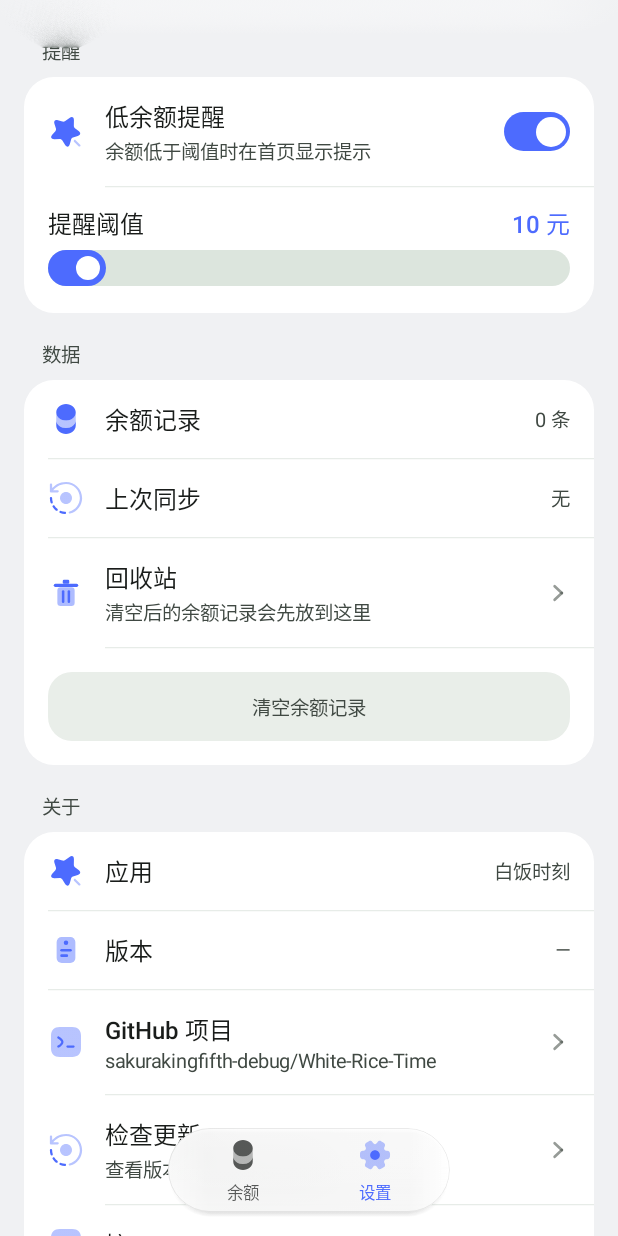
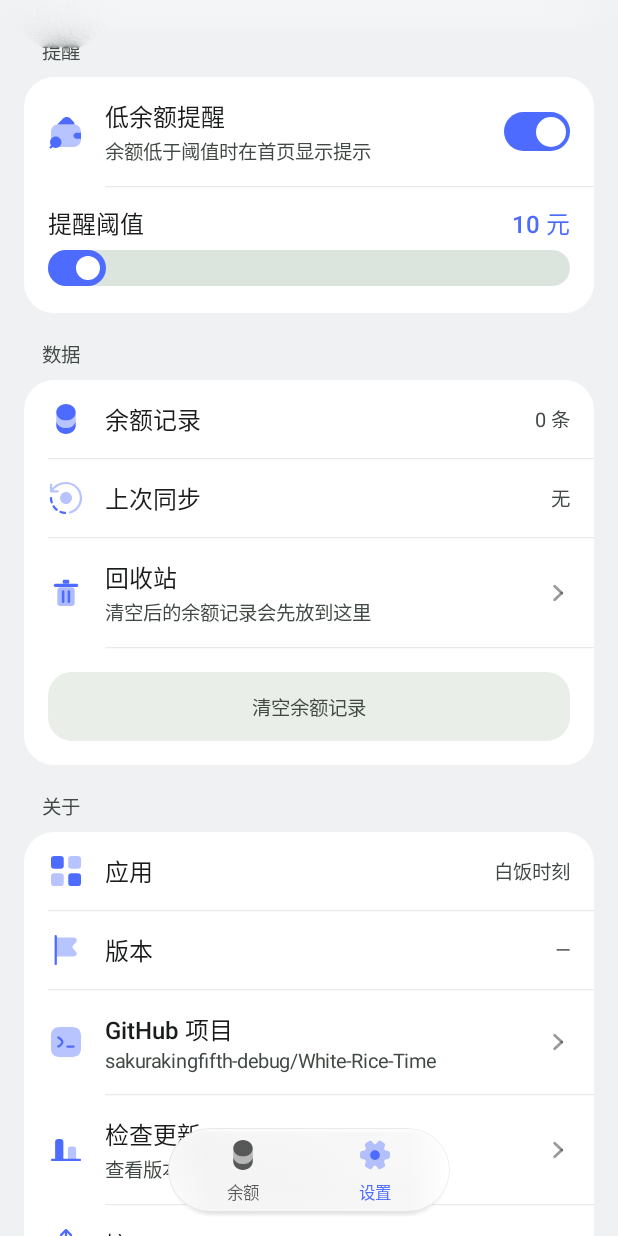
Before and after one commit to sakurakingfifth-debug/White-Rice-Time, an Android app built with Jetpack Compose: the screen it shows after launch (MainActivity), item 2 of the bottom bar chosen, scrolled down 576 dp, on a phone screen of 412 x 824 dp. Run offline under Robolectric (Android 15) with nearby library versions, the phone set to English and light mode, and no system bars; pictures from the network do not load.

Commit message:
七个图标换成用户提供的 Iconsax 素材
- 新增 7 个矢量：message_minus / notification_badge / grid / wallet_search / flag / chart / export
  （SVG 路径直接转 VectorDrawable，fill 统一黑色 + fillAlpha 分层，运行时按主题色 tint）
- 实时更新=MessageMinus、余额通知=NotificationBadge、应用=Grid、低余额提醒=WalletSearch、
  版本=Flag、检查更新=Chart、接口=Export
- PuiIcon 的 when 补 else 分支：res != 0 的图标走 painterResource，不进 Canvas

```diff
--- a/app/src/main/java/com/panl/balance/ui/SettingsPage.kt
+++ b/app/src/main/java/com/panl/balance/ui/SettingsPage.kt
@@ -196,7 +196,7 @@ fun SettingsPage(
 
         PuiGroup("提醒") {
             PuiSwitchRow(
-                icon = PuiIcon.Glow,
+                icon = PuiIcon.WalletSearch,
                 title = "低余额提醒",
                 subtitle = "余额低于阈值时在首页显示提示",
                 checked = vm.lowAlert,
@@ -311,7 +311,7 @@ fun SettingsPage(
         }
 
         PuiGroup("关于") {
-            PuiInfoRow("应用", "白饭时刻", icon = PuiIcon.Glow)
+            PuiInfoRow("应用", "白饭时刻", icon = PuiIcon.Grid)
             // 「无缝动画」那一行太技术化，已隐藏；自检面板改成**长按版本行**打开
             Box(
                 Modifier.combinedClickable(
@@ -319,7 +319,7 @@ fun SettingsPage(
                     onClick = {}
                 )
             ) {
-                PuiInfoRow("版本", versionName, icon = PuiIcon.Tag)
+                PuiInfoRow("版本", versionName, icon = PuiIcon.Flag)
             }
             PuiNavRow(
                 icon = PuiIcon.Code,
@@ -328,12 +328,12 @@ fun SettingsPage(
                 onClick = { openUrl(context, UpdateClient.REPO_URL) }
             )
             PuiNavRow(
-                icon = PuiIcon.Refresh,
+                icon = PuiIcon.Chart,
                 title = "检查更新",
                 subtitle = "查看版本、更新日志与下载",
                 onClick = onOpenOta
             )
-            PuiInfoRow("接口", "api.deepseek.com", icon = PuiIcon.Code)
+            PuiInfoRow("接口", "api.deepseek.com", icon = PuiIcon.Export)
             Column(
                 Modifier.padding(16.dp),
                 verticalArrangement = Arrangement.spacedBy(12.dp)
--- a/app/src/main/java/com/panl/balance/ui/SyncScreen.kt
+++ b/app/src/main/java/com/panl/balance/ui/SyncScreen.kt
@@ -136,7 +136,7 @@ fun SyncScreen(vm: BalanceViewModel, onBack: () -> Unit) {
 
             PuiGroup("通知") {
                 PuiSwitchRow(
-                    icon = PuiIcon.Bell,
+                    icon = PuiIcon.MessageMinus,
                     title = "实时更新",
                     subtitle = "Android 16+ 显示为状态栏实时动态，低版本为常驻通知",
                     checked = vm.liveNotification,
@@ -146,7 +146,7 @@ fun SyncScreen(vm: BalanceViewModel, onBack: () -> Unit) {
                     showDivider = true
                 )
                 PuiSwitchRow(
-                    icon = PuiIcon.Bell,
+                    icon = PuiIcon.NotificationBadge,
                     title = "余额通知",
                     subtitle = "常驻通知，滑不走；展开可看赠送 / 充值并手动刷新",
                     checked = vm.normalNotification,
--- a/app/src/main/java/com/panl/pui/PuiComponents.kt
+++ b/app/src/main/java/com/panl/pui/PuiComponents.kt
@@ -416,6 +416,21 @@ enum class PuiIcon(val res: Int = 0) {
     /** 代码 / 仓库：左右尖括号 + 中间斜杠（`</>`），用于 GitHub 入口 */
     Code(R.drawable.ic_pui_code),
 
+    /** 消息 / 对话：浅色气泡 + 实心减号（实时更新） */
+    MessageMinus(R.drawable.ic_pui_message_minus),
+    /** 通知角标：浅色方块 + 右上有实心圆点（余额通知） */
+    NotificationBadge(R.drawable.ic_pui_notification_badge),
+    /** 应用 / 四宫格：四个实心与浅色圆角方块（应用信息） */
+    Grid(R.drawable.ic_pui_grid),
+    /** 钱包 + 放大镜：余额查询（低余额提醒） */
+    WalletSearch(R.drawable.ic_pui_wallet_search),
+    /** 旗帜（版本） */
+    Flag(R.drawable.ic_pui_flag),
+    /** 柱状图（检查更新） */
+    Chart(R.drawable.ic_pui_chart),
+    /** 导出：浅色托盘 + 实心向上箭头（接口） */
+    Export(R.drawable.ic_pui_export),
+
     /** 回收站：浅色桶身 + 实心桶盖与两道竖纹 */
     Trash,
     /** 信息：圆环 + 实心圆点与竖干 */
@@ -780,5 +795,7 @@ private fun DrawScope.drawPuiIcon(icon: PuiIcon, color: Color) {
             rr(0.34f, 0.47f, 0.66f, 0.545f, 0.038f, main)
             rr(0.34f, 0.62f, 0.56f, 0.695f, 0.038f, main)
         }
+        // res != 0 的图标走 painterResource，不会进到 Canvas 分支
+        else -> Unit
     }
 }
--- /dev/null
+++ b/app/src/main/res/drawable/ic_pui_chart.xml
@@ -0,0 +1,18 @@
+<?xml version="1.0" encoding="utf-8"?>
+<!-- Iconsax Duotone Filled · Frame_1 · 由用户提供的 SVG 转换（fill 统一为黑，靠 fillAlpha 分层，运行时 tint 上色） -->
+<vector xmlns:android="http://schemas.android.com/apk/res/android"
+    android:width="24dp"
+    android:height="24dp"
+    android:viewportWidth="24"
+    android:viewportHeight="24">
+    <path
+        android:fillColor="#FF000000"
+        android:pathData="M8.02 4.62012H6.98C5.39 4.62012 4.75 5.22012 4.75 6.74012V18.6201H10.25V6.74012C10.24 5.22012 9.6 4.62012 8.02 4.62012Z" />
+    <path
+        android:fillColor="#FF000000"
+        android:fillAlpha="0.4"
+        android:pathData="M16.52 9.62012H15.48C13.89 9.62012 13.25 10.2301 13.25 11.7401V18.6201H18.75V11.7401C18.75 10.2301 18.1 9.62012 16.52 9.62012Z" />
+    <path
+        android:fillColor="#FF000000"
+        android:pathData="M2.75 17.8799H21.25C21.66 17.8799 22 18.2199 22 18.6299C22 19.0399 21.66 19.3799 21.25 19.3799H2.75C2.34 19.3799 2 19.0399 2 18.6199C2 18.1999 2.34 17.8799 2.75 17.8799Z" />
+</vector>
--- /dev/null
+++ b/app/src/main/res/drawable/ic_pui_export.xml
@@ -0,0 +1,15 @@
+<?xml version="1.0" encoding="utf-8"?>
+<!-- Iconsax Duotone Filled · Export_3 · 由用户提供的 SVG 转换（fill 统一为黑，靠 fillAlpha 分层，运行时 tint 上色） -->
+<vector xmlns:android="http://schemas.android.com/apk/res/android"
+    android:width="24dp"
+    android:height="24dp"
+    android:viewportWidth="24"
+    android:viewportHeight="24">
+    <path
+        android:fillColor="#FF000000"
+        android:fillAlpha="0.4"
+        android:pathData="M16.8 9H7.2C4 9 2 11 2 14.2V16.79C2 20 4 22 7.2 22H16.79C19.99 22 21.99 20 21.99 16.8V14.2C22 11 20 9 16.8 9Z" />
+    <path
+        android:fillColor="#FF000000"
+        android:pathData="M15.8798 5.56994L12.5298 2.21994C12.2398 1.92994 11.7598 1.92994 11.4698 2.21994L8.11984 5.56994C7.82984 5.85994 7.82984 6.33994 8.11984 6.62994C8.40984 6.91994 8.88984 6.91994 9.17984 6.62994L11.2498 4.55994V15.2499C11.2498 15.6599 11.5898 15.9999 11.9998 15.9999C12.4098 15.9999 12.7498 15.6599 12.7498 15.2499V4.55994L14.8198 6.62994C14.9698 6.77994 15.1598 6.84994 15.3498 6.84994C15.5398 6.84994 15.7298 6.77994 15.8798 6.62994C16.1798 6.33994 16.1798 5.86994 15.8798 5.56994Z" />
+</vector>
--- /dev/null
+++ b/app/src/main/res/drawable/ic_pui_flag.xml
@@ -0,0 +1,15 @@
+<?xml version="1.0" encoding="utf-8"?>
+<!-- Iconsax Duotone Filled · Flag · 由用户提供的 SVG 转换（fill 统一为黑，靠 fillAlpha 分层，运行时 tint 上色） -->
+<vector xmlns:android="http://schemas.android.com/apk/res/android"
+    android:width="24dp"
+    android:height="24dp"
+    android:viewportWidth="24"
+    android:viewportHeight="24">
+    <path
+        android:fillColor="#FF000000"
+        android:pathData="M5.15039 22C4.74039 22 4.40039 21.66 4.40039 21.25V2.75C4.40039 2.34 4.74039 2 5.15039 2C5.56039 2 5.90039 2.34 5.90039 2.75V21.25C5.90039 21.66 5.56039 22 5.15039 22Z" />
+    <path
+        android:fillColor="#FF000000"
+        android:fillAlpha="0.4"
+        android:pathData="M18.0195 12.3301L16.7995 11.1101C16.5095 10.8601 16.3395 10.4901 16.3295 10.0801C16.3095 9.63011 16.4895 9.18011 16.8195 8.85011L18.0195 7.65011C19.0595 6.61011 19.4495 5.61011 19.1195 4.82011C18.7995 4.04011 17.8095 3.61011 16.3495 3.61011H5.14953C4.93953 3.62011 4.76953 3.79011 4.76953 4.00011V16.0001C4.76953 16.2101 4.93953 16.3801 5.14953 16.3801H16.3495C17.7895 16.3801 18.7595 15.9401 19.0895 15.1501C19.4195 14.3501 19.0395 13.3601 18.0195 12.3301Z" />
+</vector>
--- /dev/null
+++ b/app/src/main/res/drawable/ic_pui_grid.xml
@@ -0,0 +1,22 @@
+<?xml version="1.0" encoding="utf-8"?>
+<!-- Iconsax Duotone Filled · Element_3 · 由用户提供的 SVG 转换（fill 统一为黑，靠 fillAlpha 分层，运行时 tint 上色） -->
+<vector xmlns:android="http://schemas.android.com/apk/res/android"
+    android:width="24dp"
+    android:height="24dp"
+    android:viewportWidth="24"
+    android:viewportHeight="24">
+    <path
+        android:fillColor="#FF000000"
+        android:fillAlpha="0.4"
+        android:pathData="M22 8.52V3.98C22 2.57 21.36 2 19.77 2H15.73C14.14 2 13.5 2.57 13.5 3.98V8.51C13.5 9.93 14.14 10.49 15.73 10.49H19.77C21.36 10.5 22 9.93 22 8.52Z" />
+    <path
+        android:fillColor="#FF000000"
+        android:pathData="M22 19.77V15.73C22 14.14 21.36 13.5 19.77 13.5H15.73C14.14 13.5 13.5 14.14 13.5 15.73V19.77C13.5 21.36 14.14 22 15.73 22H19.77C21.36 22 22 21.36 22 19.77Z" />
+    <path
+        android:fillColor="#FF000000"
+        android:pathData="M10.5 8.52V3.98C10.5 2.57 9.86 2 8.27 2H4.23C2.64 2 2 2.57 2 3.98V8.51C2 9.93 2.64 10.49 4.23 10.49H8.27C9.86 10.5 10.5 9.93 10.5 8.52Z" />
+    <path
+        android:fillColor="#FF000000"
+        android:fillAlpha="0.4"
+        android:pathData="M10.5 19.77V15.73C10.5 14.14 9.86 13.5 8.27 13.5H4.23C2.64 13.5 2 14.14 2 15.73V19.77C2 21.36 2.64 22 4.23 22H8.27C9.86 22 10.5 21.36 10.5 19.77Z" />
+</vector>
--- /dev/null
+++ b/app/src/main/res/drawable/ic_pui_message_minus.xml
@@ -0,0 +1,15 @@
+<?xml version="1.0" encoding="utf-8"?>
+<!-- Iconsax Duotone Filled · Message_Minus · 由用户提供的 SVG 转换（fill 统一为黑，靠 fillAlpha 分层，运行时 tint 上色） -->
+<vector xmlns:android="http://schemas.android.com/apk/res/android"
+    android:width="24dp"
+    android:height="24dp"
+    android:viewportWidth="24"
+    android:viewportHeight="24">
+    <path
+        android:fillColor="#FF000000"
+        android:fillAlpha="0.4"
+        android:pathData="M16 2H8C4 2 2 4 2 8V21C2 21.55 2.45 22 3 22H16C20 22 22 20 22 16V8C22 4 20 2 16 2Z" />
+    <path
+        android:fillColor="#FF000000"
+        android:pathData="M15.5 11.25H8.5C8.09 11.25 7.75 11.59 7.75 12C7.75 12.41 8.09 12.75 8.5 12.75H15.5C15.91 12.75 16.25 12.41 16.25 12C16.25 11.59 15.91 11.25 15.5 11.25Z" />
+</vector>
--- /dev/null
+++ b/app/src/main/res/drawable/ic_pui_notification_badge.xml
@@ -0,0 +1,15 @@
+<?xml version="1.0" encoding="utf-8"?>
+<!-- Iconsax Duotone Filled · Notification_1 · 由用户提供的 SVG 转换（fill 统一为黑，靠 fillAlpha 分层，运行时 tint 上色） -->
+<vector xmlns:android="http://schemas.android.com/apk/res/android"
+    android:width="24dp"
+    android:height="24dp"
+    android:viewportWidth="24"
+    android:viewportHeight="24">
+    <path
+        android:fillColor="#FF000000"
+        android:pathData="M19 8C20.6569 8 22 6.65685 22 5C22 3.34315 20.6569 2 19 2C17.3431 2 16 3.34315 16 5C16 6.65685 17.3431 8 19 8Z" />
+    <path
+        android:fillColor="#FF000000"
+        android:fillAlpha="0.4"
+        android:pathData="M19 9.5C16.52 9.5 14.5 7.48 14.5 5C14.5 4.28 14.69 3.61 14.99 3H7.52C4.07 3 2 5.06 2 8.52V16.47C2 19.94 4.07 22 7.52 22H15.47C18.93 22 20.99 19.94 20.99 16.48V9.01C20.39 9.31 19.72 9.5 19 9.5Z" />
+</vector>
--- /dev/null
+++ b/app/src/main/res/drawable/ic_pui_wallet_search.xml
@@ -0,0 +1,21 @@
+<?xml version="1.0" encoding="utf-8"?>
+<!-- Iconsax Duotone Filled · Wallet_Search · 由用户提供的 SVG 转换（fill 统一为黑，靠 fillAlpha 分层，运行时 tint 上色） -->
+<vector xmlns:android="http://schemas.android.com/apk/res/android"
+    android:width="24dp"
+    android:height="24dp"
+    android:viewportWidth="24"
+    android:viewportHeight="24">
+    <path
+        android:fillColor="#FF000000"
+        android:pathData="M17.7495 7.04997C17.5095 7.00997 17.2595 6.99998 16.9995 6.99998H6.99945C6.71945 6.99998 6.44945 7.01998 6.18945 7.05998C6.32945 6.77998 6.52945 6.52001 6.76945 6.28001L10.0194 3.02C11.3894 1.66 13.6095 1.66 14.9795 3.02L16.7295 4.78996C17.3695 5.41996 17.7095 6.21997 17.7495 7.04997Z" />
+    <path
+        android:fillColor="#FF000000"
+        android:fillAlpha="0.4"
+        android:pathData="M2 16.36V12C2 9.28 3.64 7.38 6.19 7.06C6.45 7.02 6.72 7 7 7H17C17.26 7 17.51 7.00999 17.75 7.04999C20.33 7.34999 22 9.26 22 12V17C22 19.76 19.76 22 17 22H7.63H7C4.24 22 2 19.76 2 17V16.36Z" />
+    <path
+        android:fillColor="#FF000000"
+        android:pathData="M22 12.5H19C17.9 12.5 17 13.4 17 14.5C17 15.6 17.9 16.5 19 16.5H22" />
+    <path
+        android:fillColor="#FF000000"
+        android:pathData="M1.23055 21.6797L1.99054 20.9197C1.59054 20.3197 1.36054 19.5998 1.36054 18.8298C1.36054 16.7198 3.07054 15.0098 5.18054 15.0098C7.29054 15.0098 9.00054 16.7198 9.00054 18.8298C9.00054 20.9398 7.29054 22.6498 5.18054 22.6498C4.41054 22.6498 3.69054 22.4198 3.09054 22.0198L2.33055 22.7798C2.18055 22.9298 1.98054 23.0098 1.78054 23.0098C1.58054 23.0098 1.38055 22.9298 1.23055 22.7798C0.920547 22.4698 0.920547 21.9797 1.23055 21.6797Z" />
+</vector>
```
